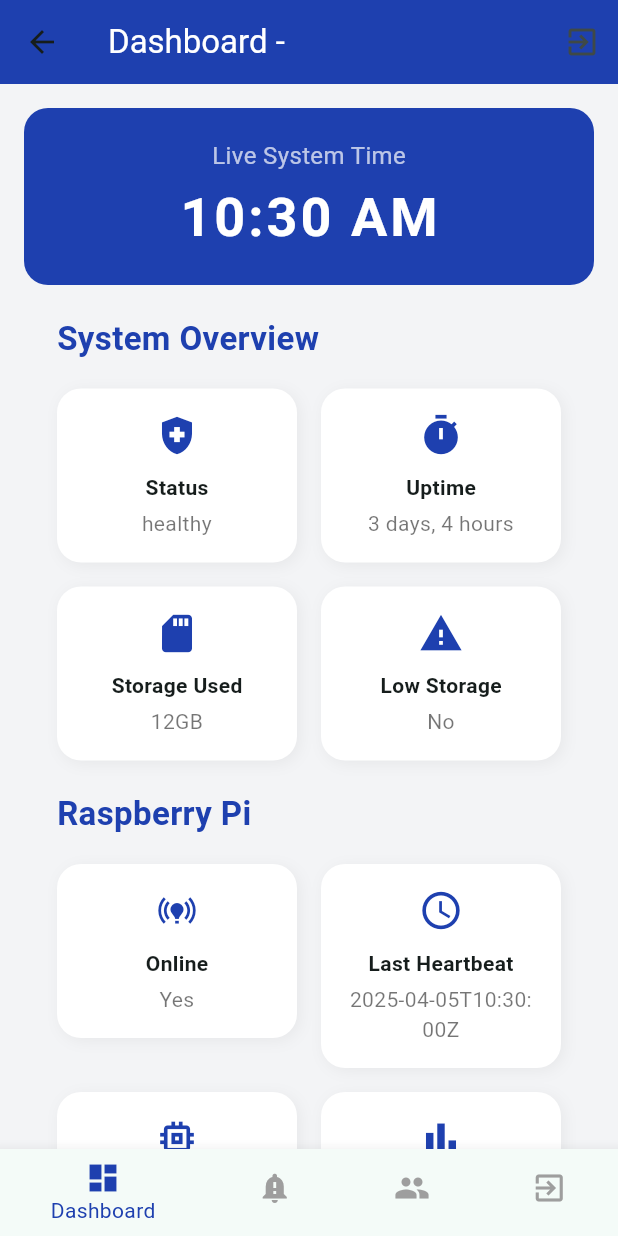
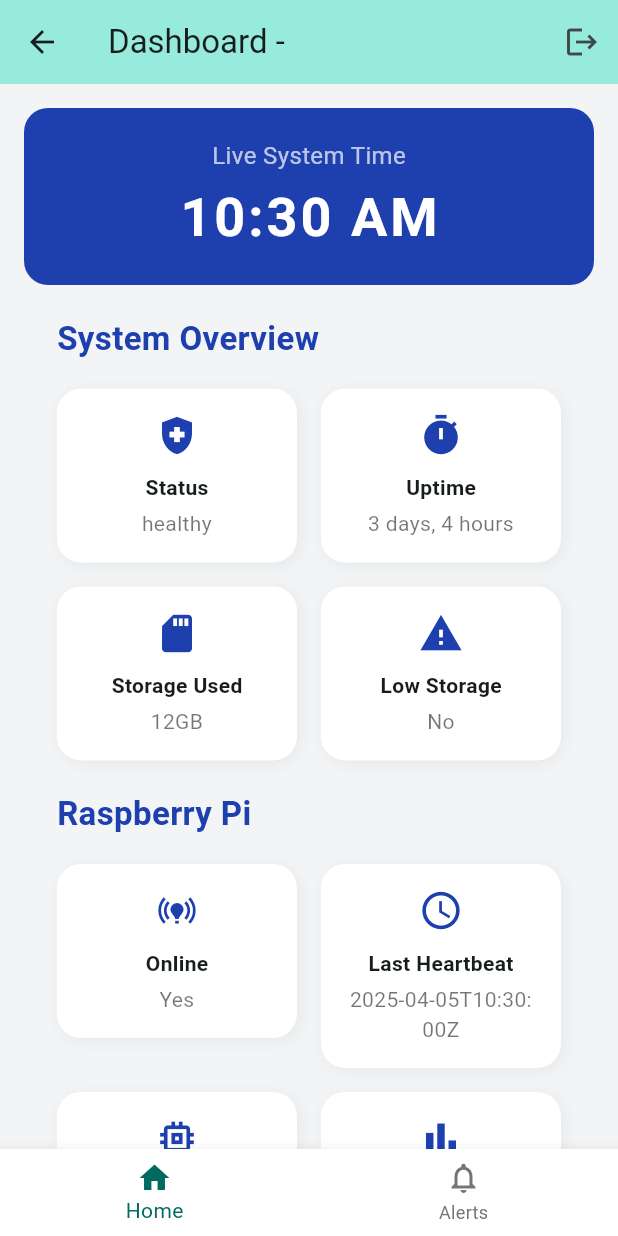
Before and after one commit to Young-r-e-n/secure_iot, a Flutter app: the DashboardScreen screen opened by its route, on a phone screen of 412 x 824 dp. Run offline on Flutter 3.47's test engine with Material 3 defaults, Android fonts, the phone set to English and light mode, and no system bars; our stand-ins replace flutter_secure_storage; accounts and stored records are empty; network calls fail.

Commit message:
Refactor DashboardScreen to integrate AppState for polling management and role-based navigation. Implement logout confirmation dialog and adjust UI elements for better user experience, including dynamic bottom navigation based on user role.

```diff
--- a/lib/screens/dashboard/dashboard_screen.dart
+++ b/lib/screens/dashboard/dashboard_screen.dart
@@ -1,12 +1,11 @@
 import 'package:flutter/material.dart';
-import 'package:http/http.dart' as http;
+import 'package:provider/provider.dart';
+import 'package:security_iot/providers/app_state.dart';
 import 'package:security_iot/screens/dashboard/dashboardviews/controls_screen.dart';
 import 'package:security_iot/screens/dashboard/dashboardviews/home_screen.dart';
 import 'package:security_iot/screens/dashboard/dashboardviews/logs_screen.dart';
-import 'dart:convert';
 import 'package:security_iot/screens/dashboard/dashboardviews/manage_users.dart';
 import 'package:security_iot/screens/dashboard/dashboardviews/notifications_screen.dart';
-import 'package:shared_preferences/shared_preferences.dart';
 
 class DashboardScreen extends StatefulWidget {
   final String role;
@@ -19,119 +18,141 @@ class DashboardScreen extends StatefulWidget {
 
 class _DashboardScreenState extends State<DashboardScreen> {
   int _currentIndex = 0;
-  final String baseUrl = 'https://clarence.fhmconsultants.com/api';
+
+  @override
+  void initState() {
+    super.initState();
+    // Start polling when the dashboard is initialized
+    WidgetsBinding.instance.addPostFrameCallback((_) {
+      Provider.of<AppState>(context, listen: false).startPolling();
+    });
+  }
+
+  @override
+  void dispose() {
+    // Stop polling when the dashboard is disposed (e.g., user logs out)
+    // Accessing provider here might be tricky if the context is already removed.
+    // It's generally safer to stop polling in AppState's logout method or dispose.
+    // However, if DashboardScreen could be popped off while logged in, stopping here is needed.
+    // Consider if AppState provider is still available during dispose.
+    try {
+      Provider.of<AppState>(context, listen: false).stopPolling();
+    } catch (e) {
+      print("Error stopping polling during DashboardScreen dispose: $e. Might already be stopped.");
+    }
+    super.dispose();
+  }
 
   Future<void> _logout() async {
-    try {
-      final prefs = await SharedPreferences.getInstance();
-      final token = prefs.getString('token');
+    final confirmed = await showDialog<bool>(
+      context: context,
+      builder: (context) => AlertDialog(
+        title: const Text('Confirm Logout'),
+        content: const Text('Are you sure you want to log out?'),
+        actions: [
+          TextButton(
+            onPressed: () => Navigator.of(context).pop(false),
+            child: const Text('Cancel'),
+          ),
+          TextButton(
+            onPressed: () => Navigator.of(context).pop(true),
+            child: const Text('Logout'),
+          ),
+        ],
+      ),
+    );
 
-      final response = await http.post(
-        Uri.parse('$baseUrl/logout'),
-        headers: {
-          'Content-Type': 'application/json',
-          'Authorization': 'Bearer $token',
-        },
-      );
-
-      if (response.statusCode == 200) {
-        await prefs.clear();
-        Navigator.pushReplacementNamed(context, '/login');
-      } else {
-        ScaffoldMessenger.of(context).showSnackBar(
-          SnackBar(content: Text('Logout failed, please try again.')),
-        );
+    if (confirmed == true) {
+      if (mounted) {
+         await Provider.of<AppState>(context, listen: false).logout();
       }
-    } catch (e) {
-      ScaffoldMessenger.of(context).showSnackBar(
-        SnackBar(content: Text('Error: $e')),
-      );
     }
   }
 
   @override
   Widget build(BuildContext context) {
+    // Determine the list of available screens based on role
+    final List<Widget> screens = _getScreensForRole(widget.role);
+    final List<BottomNavigationBarItem> navItems = _getNavItemsForRole(widget.role);
+
+    // Ensure currentIndex is valid for the available items
+    if (_currentIndex >= screens.length) {
+      _currentIndex = 0; // Reset to first screen if index is out of bounds
+    }
+
     return Scaffold(
-      backgroundColor: Colors.blue.shade50,
+      backgroundColor: Colors.grey[100], // Lighter background
       appBar: AppBar(
-        title: Text('Dashboard - ${widget.role}', style: TextStyle(color: Color.fromARGB(255, 255, 255, 255)),),
-        backgroundColor: Color(0xFF1E40AF),
+        title: Text('Dashboard - ${widget.role}'), // Removed style for default
+        backgroundColor: Theme.of(context).colorScheme.primaryContainer, // Use theme color
+        elevation: 1,
         actions: [
           IconButton(
-            icon: Icon(Icons.exit_to_app),
+            tooltip: 'Logout', // Add tooltip
+            icon: const Icon(Icons.logout),
             onPressed: _logout,
           ),
         ],
       ),
-      body: _buildBody(),
-      bottomNavigationBar: _buildBottomNavigationBar(),
+      // Use IndexedStack to keep state of inactive screens
+      body: IndexedStack(
+         index: _currentIndex,
+         children: screens,
+      ),
+      bottomNavigationBar: navItems.length > 1 ? BottomNavigationBar(
+        currentIndex: _currentIndex,
+        onTap: (index) => setState(() => _currentIndex = index),
+        selectedItemColor: Theme.of(context).colorScheme.primary,
+        unselectedItemColor: Colors.grey[600],
+        backgroundColor: Colors.white,
+        type: BottomNavigationBarType.fixed, // Ensures all labels are visible
+        items: navItems,
+      ) : null, // Don't show nav bar if only one item
     );
   }
 
-  Widget _buildBottomNavigationBar() {
-    return BottomNavigationBar(
-      currentIndex: _currentIndex,
-      onTap: (index) {
-        setState(() {
-          _currentIndex = index;
-          if (index == 5) _logout();
-        });
-      },
-      selectedItemColor: Color(0xFF1E40AF),
-      unselectedItemColor: Colors.grey,
-      backgroundColor: Colors.white,
-   items: [
-    BottomNavigationBarItem(
-      icon: Icon(Icons.dashboard),
-      label: 'Dashboard',
-    ),
-
-    if (widget.role == 'Admin')
-      BottomNavigationBarItem(
-        icon: Icon(Icons.devices),
-        label: 'Control',
-      ),
-
-    if (widget.role == 'Admin')
-      BottomNavigationBarItem(
-        icon: Icon(Icons.file_copy),
-        label: 'Logs',
-      ),
-
-    BottomNavigationBarItem(
-      icon: Icon(Icons.notification_important),
-      label: 'Notifications',
-    ),
-
-    BottomNavigationBarItem(
-      icon: Icon(Icons.group),
-      label: 'Users',
-    ),
-
-    BottomNavigationBarItem(
-      icon: Icon(Icons.exit_to_app),
-      label: 'Logout',
-    ),
-  ],
-    );
+  // Helper to get screens based on role
+  List<Widget> _getScreensForRole(String role) {
+    final List<Widget> commonScreens = [
+      const HomeScreen(),
+      const NotificationsScreen(),
+    ];
+    if (role == 'Admin') {
+      return [
+        const HomeScreen(),
+        const ControlsScreen(),
+        const LogsScreen(),
+        const NotificationsScreen(),
+        const ManageUsersScreen(),
+      ];
+    } else if (role == 'Security') {
+       return [
+         const HomeScreen(),
+         const ControlsScreen(), // Security might need controls
+         const LogsScreen(),
+         const NotificationsScreen(),
+       ];
+    } else { // Default role (e.g., 'Staff')
+       return commonScreens;
+    }
+    // Add other roles as needed
   }
 
-  Widget _buildBody() => _getRoleBasedWidget(_currentIndex);
-
-  Widget _getRoleBasedWidget(int index) {
-    if (widget.role != 'Admin') {
-      if (index == 0) return  HomeScreen();
-      if (index == 1) return LogsScreen();
-    }
-
-    switch (index) {
-      case 0: return HomeScreen();
-      case 1: return ControlsScreen();
-      case 2: return LogsScreen();
-      case 3: return NotificationsScreen();
-      case 4: return ManageUsersScreen();
-      case 5: return Center(child: Text('Logging out...'));
-      default: return Center(child: Text('Invalid Option'));
-    }
+  // Helper to get navigation items based on role
+  List<BottomNavigationBarItem> _getNavItemsForRole(String role) {
+     final List<BottomNavigationBarItem> items = [
+       const BottomNavigationBarItem(icon: Icon(Icons.home_outlined), activeIcon: Icon(Icons.home), label: 'Home'),
+       const BottomNavigationBarItem(icon: Icon(Icons.notifications_outlined), activeIcon: Icon(Icons.notifications), label: 'Alerts'),
+     ];
+     if (role == 'Admin') {
+       items.insert(1, const BottomNavigationBarItem(icon: Icon(Icons.toggle_on_outlined), activeIcon: Icon(Icons.toggle_on), label: 'Controls'));
+       items.insert(2, const BottomNavigationBarItem(icon: Icon(Icons.history_outlined), activeIcon: Icon(Icons.history), label: 'Logs'));
+       items.add(const BottomNavigationBarItem(icon: Icon(Icons.people_outline), activeIcon: Icon(Icons.people), label: 'Users'));
+     } else if (role == 'Security') {
+       items.insert(1, const BottomNavigationBarItem(icon: Icon(Icons.toggle_on_outlined), activeIcon: Icon(Icons.toggle_on), label: 'Controls'));
+       items.insert(2, const BottomNavigationBarItem(icon: Icon(Icons.history_outlined), activeIcon: Icon(Icons.history), label: 'Logs'));
+     }
+     // Add other roles
+     return items;
   }
 }
```
